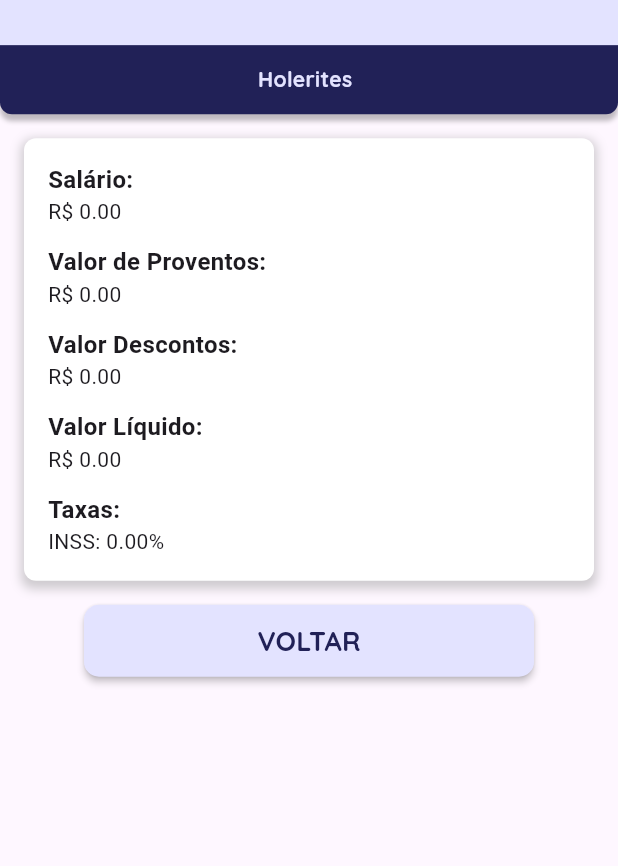
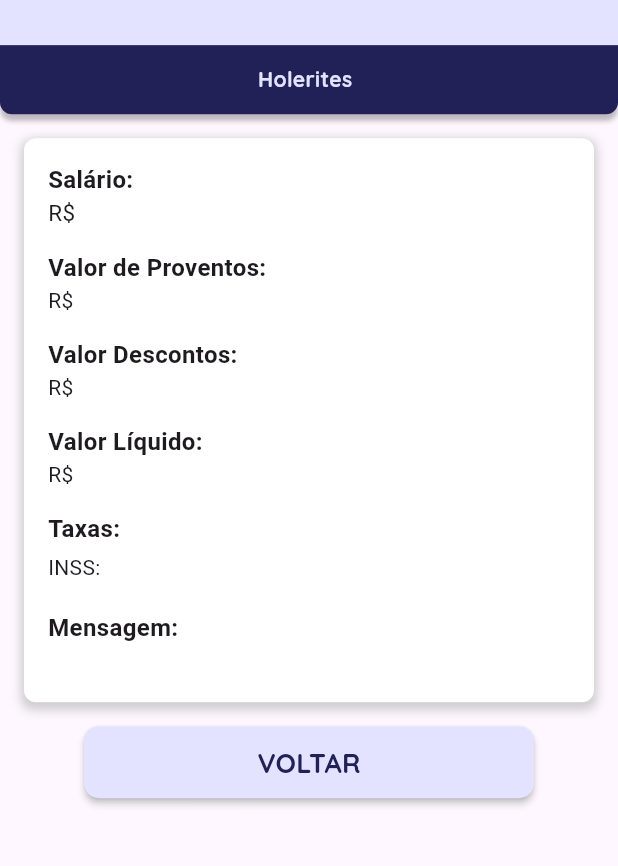
Before and after one commit to silgabriell/FrontFlutter, a Flutter app: the FolhaPag screen opened directly with empty values, on a phone screen of 412 x 824 dp, the part 144-1010 px from its top. Run offline on Flutter 3.47's test engine with Material 3 defaults, Android fonts, the light colour scheme and no system bars; network calls fail.

Commit message:
Fix: holerite

```diff
--- a/Flut/first_app/lib/folha_pagamentos.dart
+++ b/Flut/first_app/lib/folha_pagamentos.dart
@@ -1,16 +1,79 @@
+import 'dart:math';
+
 import 'package:flutter/material.dart';
+import 'package:http/http.dart' as http;
+import 'dart:convert';
 
-class FolhaPag extends StatelessWidget {
+class FolhaPag extends StatefulWidget {
   final Map<String, dynamic>? funcionarioData;
+
   const FolhaPag({Key? key, required this.funcionarioData}) : super(key: key);
 
-  void _onVoltarButtonPressed(BuildContext context) {
-    if (Navigator.canPop(context)) {
-      Navigator.pop(context);
-    }
+  @override
+  _FolhaPagState createState() => _FolhaPagState();
+}
+
+class _FolhaPagState extends State<FolhaPag> {
+  late Map<String, dynamic>? funcionarioInfos;
+  String salarioAtual = "";
+  String valorProventos = "";
+  String valorDesconto = "";
+  String valorLiquido = "";
+  String faixaIRRf = "";
+  String mensagem = "";
+  String faixaIrf = "";
+
+  @override
+  void initState() {
+    super.initState();
+    // Chame a função fetchData no initState
+    fetchData();
   }
 
-  double retornaValorLiquido(Map<String, dynamic> funcionario){
+  Future<void> fetchData() async {
+    try {
+      final response =
+          await http.get(Uri.parse('http://10.0.2.2:8080/holerite/'));
+      List<dynamic> holerites = await json.decode(response.body);
+      List<dynamic> listaFolhasFuncionario = [];
+      Map<String, dynamic> folhaAtual;
+
+      for (var holerite in holerites) {
+        print('codFolha : ${holerite['codFolha']}');
+        print('cod_funcionario: ${holerite['cod_funcionario']}');
+        print('valor_proventos: ${holerite['valor_proventos']}');
+        print('valor_descontos: ${holerite['valor_descontos']}');
+        print('valor_liquido: ${holerite['valor_liquido']}');
+        print('mensagem: ${holerite['mensagem']}');
+        print('salario: ${holerite['salario']}');
+
+        if (holerite['cod_funcionario'] == funcionarioInfos?['codigo_funcionario']) {
+          listaFolhasFuncionario.add(holerite);
+        }
+      }
+      var maiorFolhaFunc;
+      for (var folha in listaFolhasFuncionario) {
+        if (maiorFolhaFunc == null || folha['codFolha'] > maiorFolhaFunc['codFolha']) {
+          maiorFolhaFunc = folha;
+        }
+      }
+
+      salarioAtual = maiorFolhaFunc['salario'];
+      valorProventos = maiorFolhaFunc['valor_proventos'];
+      valorDesconto = maiorFolhaFunc['valor_descontos'];
+      valorLiquido = maiorFolhaFunc['valor_liquido'];
+      mensagem = maiorFolhaFunc['mensagem'];
+      faixaIrf = maiorFolhaFunc['faixa_irrf'];
+
+      print(maiorFolhaFunc?['codFolha']);
+    } catch (err) {
+      print(err);
+    }
+
+    setState(() {});
+  }
+
+  double retornaValorLiquido(Map<String, dynamic> funcionario) {
     double inss = funcionario['inss'];
     double salario = funcionario['salario'];
     double planoSaude = funcionario['plano_DE_SAUDE'];
@@ -21,23 +84,28 @@ class FolhaPag extends StatelessWidget {
     double descontoINSS = (salario * (inss / 100));
 
     return (salario - descontoINSS) - planoSaude + vr + vt + va;
-
   }
 
-  double retornaTotalDescontado(Map<String, dynamic> funcionario){
+  double retornaTotalDescontado(Map<String, dynamic> funcionario) {
     double inss = funcionario['inss'];
     double salario = funcionario['salario'];
 
-    return(salario * (inss / 100));
+    return (salario * (inss / 100));
+  }
 
-
+  void _onVoltarButtonPressed(BuildContext context) {
+    if (Navigator.canPop(context)) {
+      Navigator.pop(context);
+    }
   }
 
   @override
   Widget build(BuildContext context) {
-    Map<String, dynamic>? funcionarioInfos = funcionarioData;
-    double totalLiquido = funcionarioInfos != null ? retornaValorLiquido(funcionarioInfos) : 0.0;
-    double valorDescontado = funcionarioInfos != null ? retornaTotalDescontado(funcionarioInfos): 0.0;
+    funcionarioInfos = widget.funcionarioData;
+    double totalLiquido =
+        funcionarioInfos != null ? retornaValorLiquido(funcionarioInfos!) : 0.0;
+    double valorDescontado =
+        funcionarioInfos != null ? retornaTotalDescontado(funcionarioInfos!) : 0.0;
 
     return Scaffold(
       body: SingleChildScrollView(
@@ -169,12 +237,12 @@ class FolhaPag extends StatelessWidget {
                       ),
                     ),
                     Text(
-                      'R\$ ${funcionarioInfos?['salario']?.toStringAsFixed(2) ?? "0.00"}',
+                      'R\$ $salarioAtual', // Usando a variável de estado
                       style: const TextStyle(
-                        fontSize: 14,
+                        fontSize: 15,
                       ),
                     ),
-                    const SizedBox(height: 12.0),
+                    const SizedBox(height: 15.0),
                     const Text(
                       'Valor de Proventos:',
                       style: TextStyle(
@@ -183,12 +251,12 @@ class FolhaPag extends StatelessWidget {
                       ),
                     ),
                     Text(
-                      'R\$ ${(funcionarioInfos?['vale_refeicao'] + funcionarioInfos?['vale_alimentacao'] + funcionarioInfos?['vale_transporte'])?.toStringAsFixed(2) ?? "0.00"}',
+                      'R\$ $valorProventos',
                       style: const TextStyle(
                         fontSize: 14,
                       ),
                     ),
-                    const SizedBox(height: 12.0),
+                    const SizedBox(height: 15.0),
                     const Text(
                       'Valor Descontos:',
                       style: TextStyle(
@@ -197,12 +265,12 @@ class FolhaPag extends StatelessWidget {
                       ),
                     ),
                     Text(
-                      'R\$ ${valorDescontado.toStringAsFixed(2)}',
+                      'R\$ $valorDesconto',
                       style: const TextStyle(
                         fontSize: 14,
                       ),
                     ),
-                    const SizedBox(height: 12.0),
+                    const SizedBox(height: 15.0),
                     const Text(
                       'Valor Líquido:',
                       style: TextStyle(
@@ -211,12 +279,12 @@ class FolhaPag extends StatelessWidget {
                       ),
                     ),
                     Text(
-                      'R\$ ${totalLiquido.toStringAsFixed(2)}',
+                      'R\$ $valorLiquido',
                       style: const TextStyle(
                         fontSize: 14,
                       ),
                     ),
-                    const SizedBox(height: 12.0),
+                    const SizedBox(height: 15.0),
 
                     const Text(
                       'Taxas: ',
@@ -227,13 +295,30 @@ class FolhaPag extends StatelessWidget {
                     ),
 
                     Text(
-                      'INSS: ${funcionarioInfos?['inss']?.toStringAsFixed(2) ?? "0.00"}%',
+                      'INSS: $faixaIrf',
                       style: const TextStyle(
                         fontSize: 14,
+                        height: 2,
                       ),
                     ),
 
-                    // Adicione informações adicionais aqui, se necessário
+                    const SizedBox(height: 15.0),
+
+                    const Text(
+                      'Mensagem:',
+                      style: TextStyle(
+                        fontSize: 16,
+                        fontWeight: FontWeight.bold,
+                      ),
+                    ),
+
+                    Text(
+                      '$mensagem',
+                      style: const TextStyle(
+                        fontSize: 14,
+                        height: 1.5,
+                      ),
+                    ),
                   ],
                 ),
               ),
--- a/Flut/first_app/lib/info_funcionarios.dart
+++ b/Flut/first_app/lib/info_funcionarios.dart
@@ -6,8 +6,6 @@ class MinhasInf extends StatefulWidget {
   final Map<String, dynamic>? funcionarioData;
 
   const MinhasInf({Key? key, required this.funcionarioData}) : super(key: key);
-
-
 
   @override
   _MinhasInfState createState() => _MinhasInfState();
```
